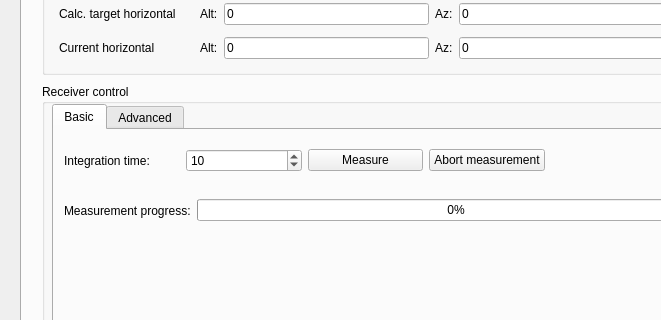
The window that Control_program/SALSA_UI.ui (varenius/salsa) describes before a commit, drawn with Qt 5; both pictures show x 0 to 661 and y 192 to 512 of the 835 by 640 pixel window.
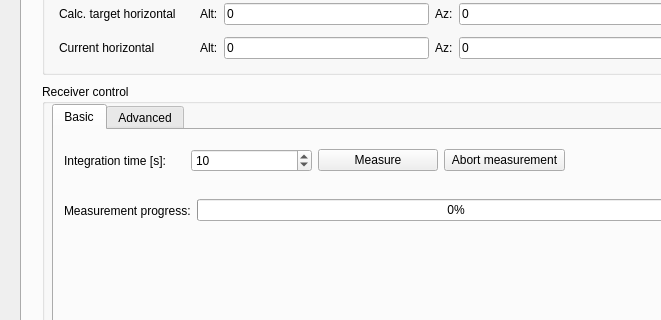
The same window after the commit.

Commit message: Added units to integration time label

```diff
--- a/Control_program/SALSA_UI.ui
+++ b/Control_program/SALSA_UI.ui
@@ -387,7 +387,7 @@
           <rect>
            <x>10</x>
            <y>10</y>
-           <width>481</width>
+           <width>501</width>
            <height>41</height>
           </rect>
          </property>
@@ -422,7 +422,7 @@
           <item row="0" column="0">
            <widget class="QLabel" name="FrequencyLabel_2">
             <property name="text">
-             <string>Integration time:</string>
+             <string>Integration time [s]:</string>
             </property>
            </widget>
           </item>
```
The commit also changes 1 other file.
